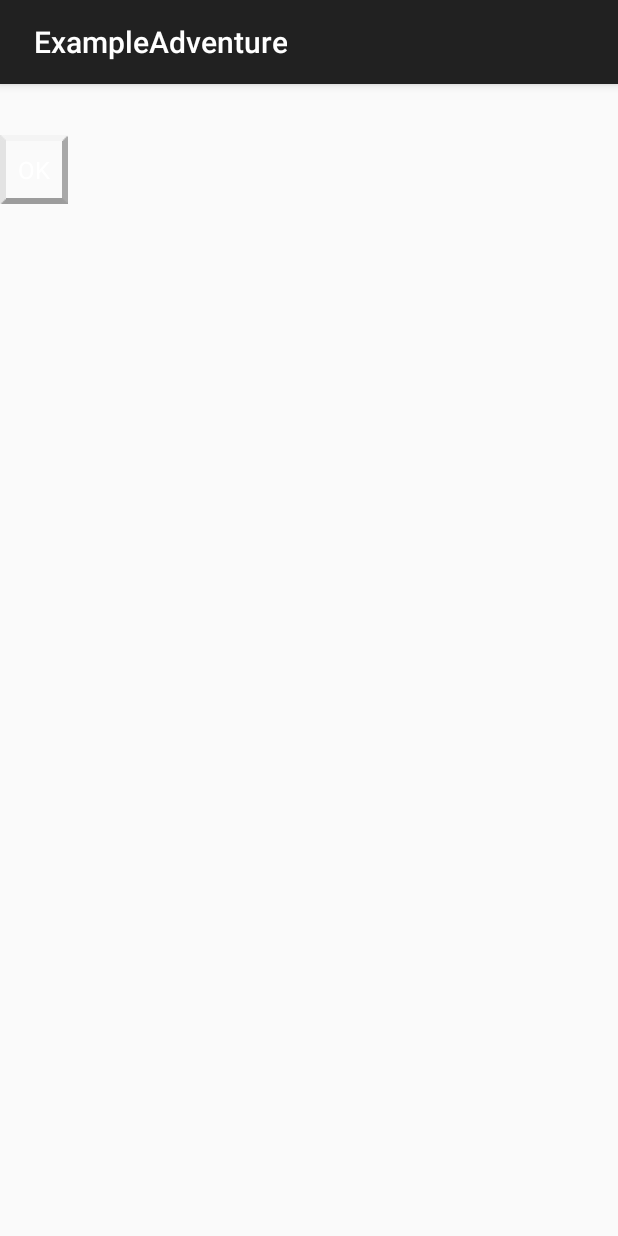
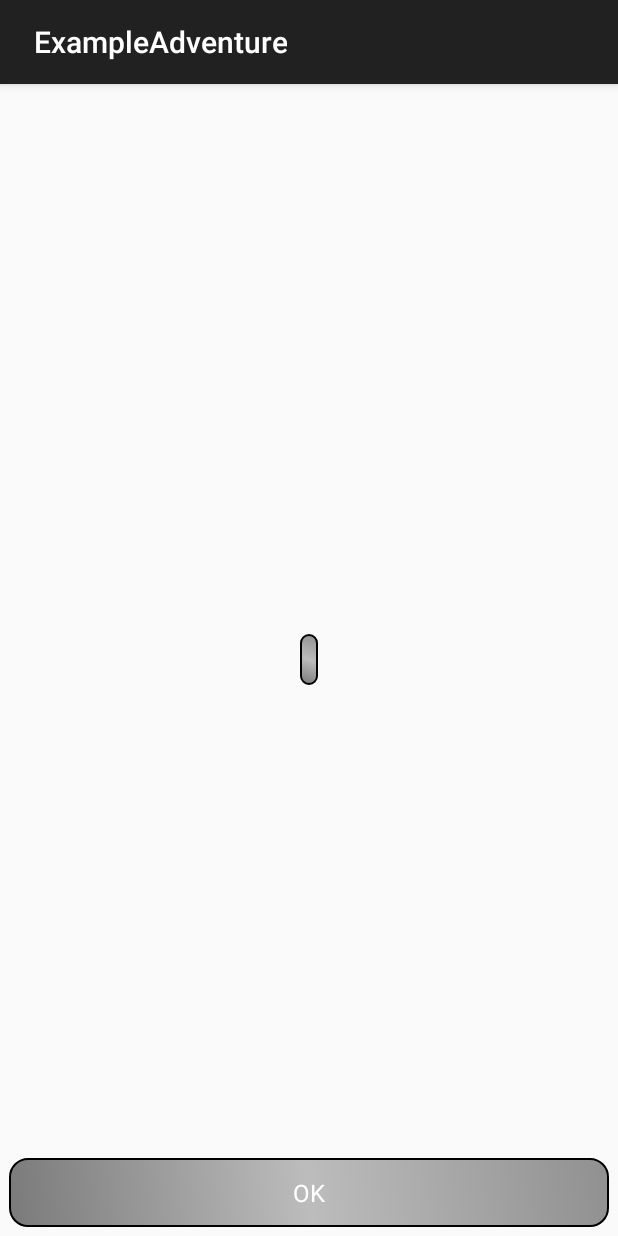
Before and after one commit to adrpieper/magisterka, an Android app: the fragment ShowMessageFragment shown on its own in the app's theme, on a phone screen of 412 x 824 dp. Run offline under Robolectric (Android 15) with nearby library versions, the phone set to English and light mode, and no system bars; our stand-ins replace data binding; 2 statements that could not run were skipped.

Commit message:
changes in UI

```diff
--- a/ExampleAdventure/app/src/main/res/layout/bar_view.xml
+++ b/ExampleAdventure/app/src/main/res/layout/bar_view.xml
@@ -19,6 +19,7 @@
         <TextView
                 android:layout_width="wrap_content"
                 android:layout_height="wrap_content"
-                android:text='@{bar.value + "/" + bar.maxValue}' android:layout_gravity="center"/>
+                android:text='@{bar.value + "/" + bar.maxValue}' android:layout_gravity="center"
+                android:gravity="center"/>
     </FrameLayout>
 </layout>
--- a/ExampleAdventure/app/src/main/res/layout/show_message_view.xml
+++ b/ExampleAdventure/app/src/main/res/layout/show_message_view.xml
@@ -2,18 +2,21 @@
 <layout xmlns:android="http://schemas.android.com/apk/res/android">
     <data>
     </data>
-    <LinearLayout
+    <RelativeLayout
         android:orientation="vertical" android:layout_width="match_parent"
         android:layout_height="match_parent">
         <TextView
                 android:layout_width="wrap_content"
                 android:layout_height="wrap_content"
-                android:id="@+id/message_text_view" />
+                android:id="@+id/message_text_view" style="@style/MessageTextView" android:layout_weight="1"
+                android:layout_marginLeft="@dimen/small_margin" android:layout_marginRight="@dimen/small_margin"
+                android:layout_marginBottom="@dimen/small_margin" android:layout_centerInParent="true"/>
         <Button
-            android:layout_width="wrap_content"
-            android:layout_height="wrap_content"
-            android:text="OK"
-            android:id="@+id/ok_button"/>
+                android:layout_width="match_parent"
+                android:layout_height="wrap_content"
+                android:text="@string/ok"
+                android:id="@+id/ok_button" style="@style/SpecialButton" android:layout_alignParentBottom="true"
+                android:layout_centerHorizontal="true"/>
 
-    </LinearLayout>
+    </RelativeLayout>
 </layout>
--- a/ExampleAdventure/app/src/main/res/values/strings.xml
+++ b/ExampleAdventure/app/src/main/res/values/strings.xml
@@ -12,4 +12,6 @@
     <string name="gps">GPS</string>
     <string name="player_item">Player Item</string>
     <string name="location">Places</string>
+    <string name="collected_items">Collected Items</string>
+    <string name="samle_text">Example message</string>
 </resources>
--- a/ExampleAdventure/app/src/main/res/values/styles.xml
+++ b/ExampleAdventure/app/src/main/res/values/styles.xml
@@ -41,6 +41,17 @@
         <item name="android:background">@drawable/gradient_backgroud_selector</item>
     </style>
 
+    <style name="MessageTextView" parent="GradientTextView">
+        <item name="android:background">@drawable/gradient_backgroud_default</item>
+        <item name="android:layout_margin">@dimen/small_margin</item>
+        <item name="android:padding">@dimen/small_margin</item>
+    </style>
+    <style name="MessageFrame">
+        <item name="android:background">@drawable/gradient_backgroud_default</item>
+        <item name="android:layout_margin">@dimen/small_margin</item>
+        <item name="android:padding">@dimen/small_margin</item>
+    </style>
+
     <style name="Button" parent="android:style/Widget.Button">
         <item name="android:background">@drawable/framed_gradient</item>
         <item name="android:textSize">@dimen/button_text</item>
```
Also changed, not shown: ExampleAdventure/app/src/main/res/layout/adventure_result_fragment.xml (+14 -10 lines), ExampleAdventure/app/src/main/res/layout/fight_result_view.xml (+10 -14 lines), ExampleAdventure/app/src/main/res/layout/level_achieved_fragment.xml (+5 -3 lines), ExampleAdventure/app/src/main/res/layout/question_layout.xml (+19 -10 lines).
